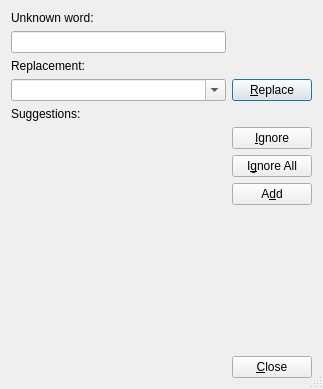
Old version of the form src/frontends/qt4/ui/QSpellcheckerUi.ui in the repository cburschka/lyx.
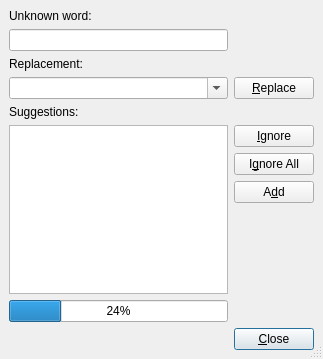
New version of the form. Custom widgets are drawn as their Qt base class.

What changed in the file:
```diff
--- a/src/frontends/qt4/ui/QSpellcheckerUi.ui
+++ b/src/frontends/qt4/ui/QSpellcheckerUi.ui
@@ -9,7 +9,7 @@
     <x>0</x>
     <y>0</y>
     <width>323</width>
-    <height>389</height>
+    <height>359</height>
    </rect>
   </property>
   <property name="windowTitle" >
@@ -20,12 +20,19 @@
   </property>
   <layout class="QGridLayout" >
    <property name="margin" >
-    <number>11</number>
+    <number>9</number>
    </property>
    <property name="spacing" >
     <number>6</number>
    </property>
-   <item row="4" column="0" colspan="2" >
+   <item row="10" column="1" >
+    <widget class="QPushButton" name="closePB" >
+     <property name="text" >
+      <string>&amp;Close</string>
+     </property>
+    </widget>
+   </item>
+   <item row="4" column="0" >
     <widget class="QLabel" name="TextLabel2" >
      <property name="text" >
       <string>Suggestions:</string>
@@ -35,7 +42,7 @@
      </property>
     </widget>
    </item>
-   <item row="3" column="2" >
+   <item row="3" column="1" >
     <widget class="QPushButton" name="replacePB" >
      <property name="toolTip" >
       <string>Replace word with current choice</string>
@@ -45,7 +52,7 @@
      </property>
     </widget>
    </item>
-   <item row="7" column="2" >
+   <item row="7" column="1" >
     <widget class="QPushButton" name="addPB" >
      <property name="toolTip" >
       <string>Add the word to your personal dictionary</string>
@@ -55,7 +62,7 @@
      </property>
     </widget>
    </item>
-   <item row="5" column="2" >
+   <item row="5" column="1" >
     <widget class="QPushButton" name="ignorePB" >
      <property name="toolTip" >
       <string>Ignore this word</string>
@@ -65,7 +72,7 @@
      </property>
     </widget>
    </item>
-   <item row="6" column="2" >
+   <item row="6" column="1" >
     <widget class="QPushButton" name="replacePB_3" >
      <property name="toolTip" >
       <string>Ignore this word throughout this session</string>
@@ -75,44 +82,7 @@
      </property>
     </widget>
    </item>
-   <item row="10" column="1" >
-    <spacer>
-     <property name="orientation" >
-      <enum>Qt::Horizontal</enum>
-     </property>
-     <property name="sizeType" >
-      <enum>QSizePolicy::Expanding</enum>
-     </property>
-     <property name="sizeHint" >
-      <size>
-       <width>20</width>
-       <height>20</height>
-      </size>
-     </property>
-    </spacer>
-   </item>
-   <item row="10" column="2" >
-    <widget class="QPushButton" name="closePB" >
-     <property name="text" >
-      <string>&amp;Close</string>
-     </property>
-    </widget>
-   </item>
-   <item row="9" column="0" colspan="2" >
-    <widget class="Q3ProgressBar" name="spellcheckPR" >
-     <property name="toolTip" >
-      <string>Proportion of document checked</string>
-     </property>
-    </widget>
-   </item>
-   <item rowspan="4" row="5" column="0" colspan="2" >
-    <widget class="Q3ListBox" name="suggestionsLB" >
-     <property name="toolTip" >
-      <string>Suggestions</string>
-     </property>
-    </widget>
-   </item>
-   <item row="8" column="2" >
+   <item row="8" column="1" >
     <spacer>
      <property name="orientation" >
       <enum>Qt::Vertical</enum>
@@ -128,7 +98,7 @@
      </property>
     </spacer>
    </item>
-   <item row="2" column="0" colspan="2" >
+   <item row="2" column="0" >
     <widget class="QLabel" name="TextLabel1" >
      <property name="text" >
       <string>Replacement:</string>
@@ -138,7 +108,7 @@
      </property>
     </widget>
    </item>
-   <item row="1" column="0" colspan="2" >
+   <item row="1" column="0" >
     <widget class="QLineEdit" name="wordED" >
      <property name="toolTip" >
       <string>Current word</string>
@@ -155,7 +125,7 @@
      </property>
     </widget>
    </item>
-   <item row="3" column="0" colspan="2" >
+   <item row="3" column="0" >
     <widget class="QComboBox" name="replaceCO" >
      <property name="sizePolicy" >
       <sizepolicy>
@@ -185,25 +155,22 @@
      </property>
     </widget>
    </item>
+   <item rowspan="4" row="5" column="0" >
+    <widget class="QListWidget" name="suggestionsLW" />
+   </item>
+   <item row="9" column="0" >
+    <widget class="QProgressBar" name="spellcheckPR" >
+     <property name="value" >
+      <number>24</number>
+     </property>
+     <property name="orientation" >
+      <enum>Qt::Horizontal</enum>
+     </property>
+    </widget>
+   </item>
   </layout>
  </widget>
  <pixmapfunction>qPixmapFromMimeSource</pixmapfunction>
- <customwidgets>
-  <customwidget>
-   <class>Q3ListBox</class>
-   <extends></extends>
-   <header>q3listbox.h</header>
-   <container>0</container>
-   <pixmap></pixmap>
-  </customwidget>
-  <customwidget>
-   <class>Q3ProgressBar</class>
-   <extends>QWidget</extends>
-   <header>q3progressbar.h</header>
-   <container>1</container>
-   <pixmap></pixmap>
-  </customwidget>
- </customwidgets>
  <tabstops>
   <tabstop>wordED</tabstop>
   <tabstop>replaceCO</tabstop>
```
Left out of the diff: 3 changed lines with no effect on the pictures.
